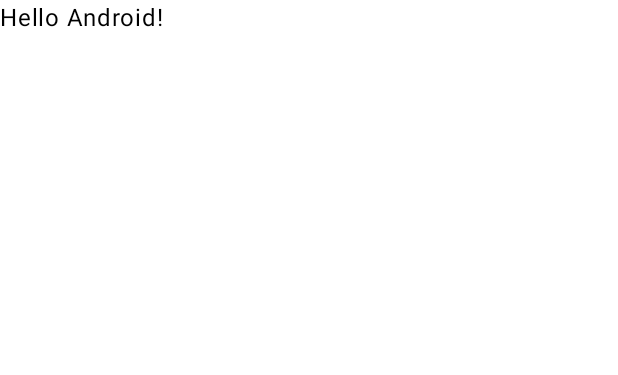
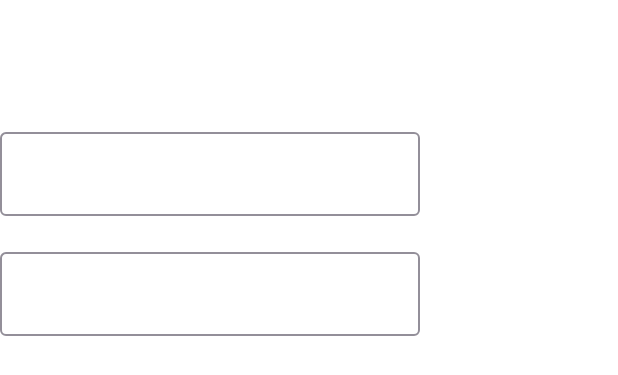
Before and after one commit to Haxe33/aurelia, an Android app built with Jetpack Compose: the @Preview function GreetingPreview, on a phone screen of 412 x 824 dp. Shown: the top 375 px of the screen. Run offline under Robolectric (Android 15) with nearby library versions, the phone set to English and light mode, and no system bars.

Commit message:
feat: setup
includes:
* basic logic classes moved into ./logic
* added a css-like file for app individual styled elements

```diff
--- a/app/src/main/java/com/example/aurelia/AscendentCalculator.kt
+++ /dev/null
@@ -1,5 +0,0 @@
-package com.example.aurelia
-
-class AscendentCalculator {
-
-}
--- a/app/src/main/java/com/example/aurelia/CompatibilityCheck.kt
+++ /dev/null
@@ -1,5 +0,0 @@
-package com.example.aurelia
-
-class CompatibilityCheck {
-
-}
--- a/app/src/main/java/com/example/aurelia/HoroscopeManagement.kt
+++ /dev/null
@@ -1,5 +0,0 @@
-package com.example.aurelia
-
-class HoroscopeManagement {
-
-}
--- a/app/src/main/java/com/example/aurelia/Login.kt
+++ /dev/null
@@ -1,4 +0,0 @@
-package com.example.aurelia
-
-class Login {
-}
--- a/app/src/main/java/com/example/aurelia/MainActivity.kt
+++ b/app/src/main/java/com/example/aurelia/MainActivity.kt
@@ -1,17 +1,32 @@
 package com.example.aurelia
 
 import android.os.Bundle
+import android.widget.EditText
 import androidx.activity.ComponentActivity
 import androidx.activity.compose.setContent
 import androidx.activity.enableEdgeToEdge
+import androidx.compose.foundation.layout.Column
 import androidx.compose.foundation.layout.fillMaxSize
 import androidx.compose.foundation.layout.padding
 import androidx.compose.material3.Scaffold
 import androidx.compose.material3.Text
+import androidx.compose.material3.TextField
 import androidx.compose.runtime.Composable
+import androidx.compose.runtime.getValue
+import androidx.compose.runtime.mutableStateOf
+import androidx.compose.runtime.remember
+import androidx.compose.runtime.setValue
 import androidx.compose.ui.Modifier
+import androidx.compose.ui.graphics.Color
+import androidx.compose.ui.text.font.FontFamily
+import androidx.compose.ui.text.style.TextAlign
 import androidx.compose.ui.tooling.preview.Preview
+import androidx.compose.ui.unit.dp
+import androidx.compose.ui.unit.sp
 import com.example.aurelia.ui.theme.AureliaTheme
+import com.example.aurelia.ui.theme.Heading
+import com.example.aurelia.ui.theme.Label
+import com.example.aurelia.ui.theme.Typer
 
 class MainActivity : ComponentActivity() {
     override fun onCreate(savedInstanceState: Bundle?) {
@@ -21,7 +36,6 @@ class MainActivity : ComponentActivity() {
             AureliaTheme {
                 Scaffold(modifier = Modifier.fillMaxSize()) { innerPadding ->
                     Greeting(
-                        name = "Android",
                         modifier = Modifier.padding(innerPadding)
                     )
                 }
@@ -31,17 +45,34 @@ class MainActivity : ComponentActivity() {
 }
 
 @Composable
-fun Greeting(name: String, modifier: Modifier = Modifier) {
-    Text(
-        text = "Hello $name!",
-        modifier = modifier
-    )
+fun Greeting(modifier: Modifier) {
+    Column {
+        var username by remember { mutableStateOf("") }
+        val onUsernameChange = {text: String ->
+            username = text
+        }
+        var password by remember{ mutableStateOf("") }
+        val onPasswordChange = {
+            text: String -> password = text
+        }
+        Heading("Welcome to Aurelia!")
+        Label("Username:")
+        Typer(
+            username,
+            onUsernameChange
+        )
+        Label("Password:")
+        Typer(
+            password,
+            onUsernameChange
+        )
+    }
 }
 
 @Preview(showBackground = true)
 @Composable
 fun GreetingPreview() {
     AureliaTheme {
-        Greeting("Android")
+        Greeting(Modifier.padding(vertical = 15.dp))
     }
 }
--- a/app/src/main/java/com/example/aurelia/UserManagement.kt
+++ /dev/null
@@ -1,4 +0,0 @@
-package com.example.aurelia
-
-class UserManagement {
-}
--- /dev/null
+++ b/app/src/main/java/com/example/aurelia/logic/AscendentCalculator.kt
@@ -0,0 +1,5 @@
+package com.example.aurelia.logic
+
+class AscendentCalculator {
+
+}
--- /dev/null
+++ b/app/src/main/java/com/example/aurelia/logic/CompatibilityCheck.kt
@@ -0,0 +1,5 @@
+package com.example.aurelia.logic
+
+class CompatibilityCheck {
+
+}
--- /dev/null
+++ b/app/src/main/java/com/example/aurelia/logic/HoroscopeManagement.kt
@@ -0,0 +1,5 @@
+package com.example.aurelia.logic
+
+class HoroscopeManagement {
+
+}
--- /dev/null
+++ b/app/src/main/java/com/example/aurelia/logic/Login.kt
@@ -0,0 +1,4 @@
+package com.example.aurelia.logic
+
+class Login {
+}
--- /dev/null
+++ b/app/src/main/java/com/example/aurelia/logic/UserManagement.kt
@@ -0,0 +1,4 @@
+package com.example.aurelia.logic
+
+class UserManagement {
+}
--- /dev/null
+++ b/app/src/main/java/com/example/aurelia/ui/theme/ElementsUI.kt
@@ -0,0 +1,43 @@
+package com.example.aurelia.ui.theme
+
+import androidx.compose.foundation.layout.padding
+import androidx.compose.material3.OutlinedTextField
+import androidx.compose.material3.Text
+import androidx.compose.material3.TextField
+import androidx.compose.runtime.Composable
+import androidx.compose.ui.Modifier
+import androidx.compose.ui.graphics.Color
+import androidx.compose.ui.text.font.FontFamily
+import androidx.compose.ui.text.style.TextAlign
+import androidx.compose.ui.unit.dp
+import androidx.compose.ui.unit.sp
+
+
+@Composable
+fun Heading(str: String){
+    Text(
+        str,
+        fontSize = 28.sp,
+        fontFamily = FontFamily.Monospace,
+        textAlign = TextAlign.Center,
+        color = Color.White,
+        modifier = Modifier.padding(vertical = 15.dp)
+    )
+}
+@Composable
+fun Label(str: String){
+    Text(
+        str,
+        fontSize = 16.sp,
+        fontFamily = FontFamily.Monospace,
+        color = Color.White
+    )
+}
+@Composable
+fun Typer(str: String, onTextChange: (String) -> Unit){
+    OutlinedTextField(
+        str,
+        onTextChange,
+
+    )
+}
--- a/app/src/main/java/com/example/aurelia/ui/theme/Theme.kt
+++ b/app/src/main/java/com/example/aurelia/ui/theme/Theme.kt
@@ -9,12 +9,14 @@ import androidx.compose.material3.dynamicDarkColorScheme
 import androidx.compose.material3.dynamicLightColorScheme
 import androidx.compose.material3.lightColorScheme
 import androidx.compose.runtime.Composable
+import androidx.compose.ui.graphics.Color
 import androidx.compose.ui.platform.LocalContext
 
 private val DarkColorScheme = darkColorScheme(
     primary = Purple80,
     secondary = PurpleGrey80,
-    tertiary = Pink80
+    tertiary = Pink80,
+    background = Color.Black
 )
 
 private val LightColorScheme = lightColorScheme(
@@ -51,7 +53,7 @@ fun AureliaTheme(
     }
 
     MaterialTheme(
-        colorScheme = colorScheme,
+        colorScheme = DarkColorScheme,
         typography = Typography,
         content = content
     )
```
